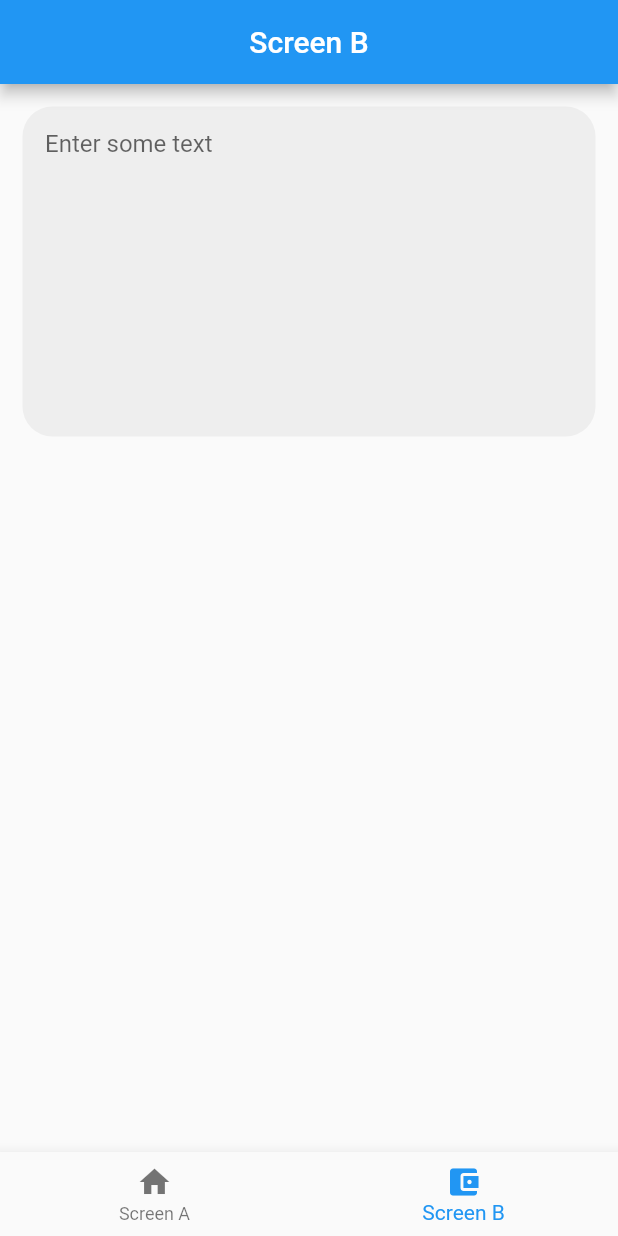
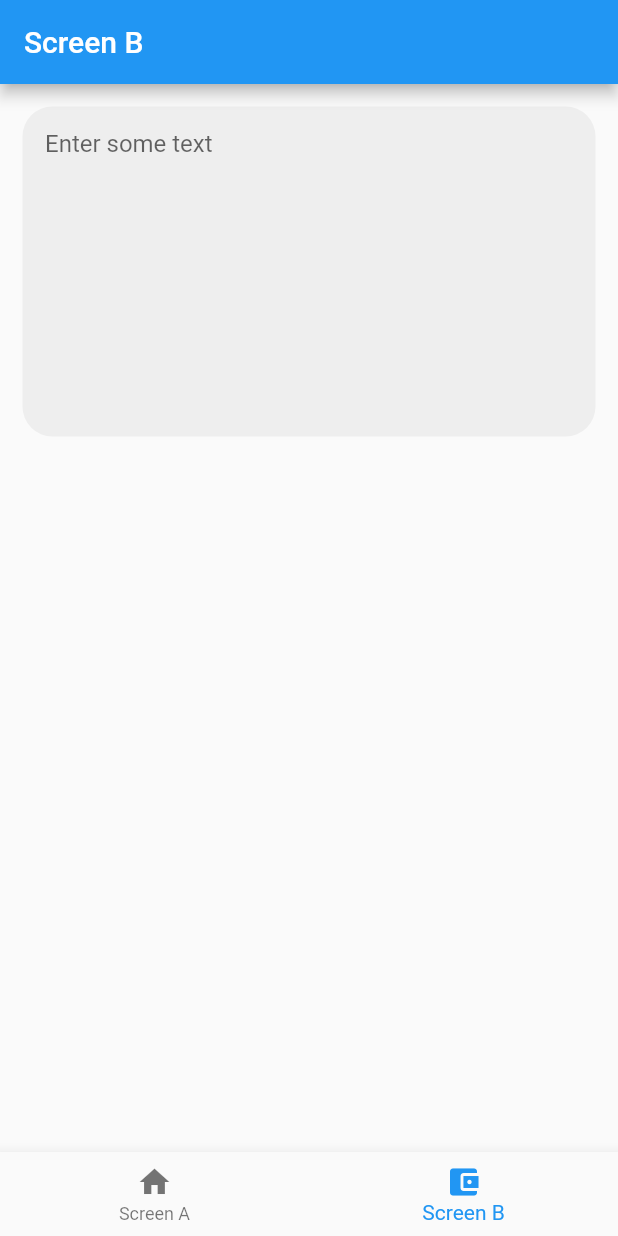
Before and after one commit to cp-sneha-s/state-restoration, a Flutter app: the screen it shows after launch, item 2 of the bottom bar chosen, on a phone screen of 412 x 824 dp. Run offline on Flutter 3.47's test engine with Material 2 defaults, Android fonts, the phone set to English and light mode, and no system bars.

Commit message:
Minor changes

```diff
--- a/lib/main.dart
+++ b/lib/main.dart
@@ -16,24 +16,6 @@ class HomePage extends StatefulWidget {
 class _HomePageState extends State<HomePage> {
   final list = [const ScreenA(), const ScreenB()];
   int _selectedIndex = 0;
-  @override
-  Widget build(BuildContext context) {
-    return MaterialApp(
-      title: 'State Restoration',
-      home: Scaffold(
-        body: list[_selectedIndex],
-        bottomNavigationBar: BottomNavigationBar(
-          currentIndex: _selectedIndex,
-          onTap: onTap,
-          items: const [
-            BottomNavigationBarItem(icon: Icon(Icons.home), label: 'Screen A'),
-            BottomNavigationBarItem(
-                icon: Icon(Icons.account_balance_wallet), label: 'Screen B')
-          ],
-        ),
-      ),
-    );
-  }
 
   void onTap(int index) {
     if (_selectedIndex != index) {
@@ -42,4 +24,23 @@ class _HomePageState extends State<HomePage> {
       });
     }
   }
+
+  final bottomNavigationBarItems = const [
+    BottomNavigationBarItem(icon: Icon(Icons.home), label: 'Screen A'),
+    BottomNavigationBarItem(
+        icon: Icon(Icons.account_balance_wallet), label: 'Screen B')
+  ];
+
+  @override
+  Widget build(BuildContext context) {
+    return MaterialApp(
+      home: Scaffold(
+        body: list[_selectedIndex],
+        bottomNavigationBar: BottomNavigationBar(
+            currentIndex: _selectedIndex,
+            onTap: onTap,
+            items: bottomNavigationBarItems),
+      ),
+    );
+  }
 }
--- a/lib/screen_a.dart
+++ b/lib/screen_a.dart
@@ -18,6 +18,7 @@ class _ScreenAState extends State<ScreenA> {
       body: Padding(
         padding: const EdgeInsets.all(15),
         child: ListView.separated(
+          itemCount: 100,
           itemBuilder: (context, index) {
             return ListTile(
               tileColor: Colors.yellow,
@@ -29,7 +30,7 @@ class _ScreenAState extends State<ScreenA> {
               height: 15,
             );
           },
-            itemCount: 100),
+        ),
       ),
     );
   }
--- a/lib/screen_b.dart
+++ b/lib/screen_b.dart
@@ -26,23 +26,14 @@ class _ScreenBState extends State<ScreenB> {
   Widget build(BuildContext context) {
     return Scaffold(
       appBar: AppBar(
-        centerTitle: true,
         title: const Text('Screen B'),
       ),
       body: Padding(
         padding: const EdgeInsets.all(15.0),
-        child: Column(
-          crossAxisAlignment: CrossAxisAlignment.start,
-          children: [
-            TextField(
+        child: TextField(
           controller: controller,
-              textInputAction: TextInputAction.next,
           maxLines: 10,
-              cursorColor: Colors.black,
-              autocorrect: false,
-              textAlignVertical: TextAlignVertical.center,
           decoration: InputDecoration(
-                isCollapsed: true,
             contentPadding: const EdgeInsets.all(15),
             fillColor: Colors.grey[200],
             filled: true,
@@ -52,8 +43,6 @@ class _ScreenBState extends State<ScreenB> {
             hintText: 'Enter some text',
           ),
         ),
-          ],
-        ),
       ),
     );
   }
```
Lines whose indentation alone changed are shown as unchanged.
